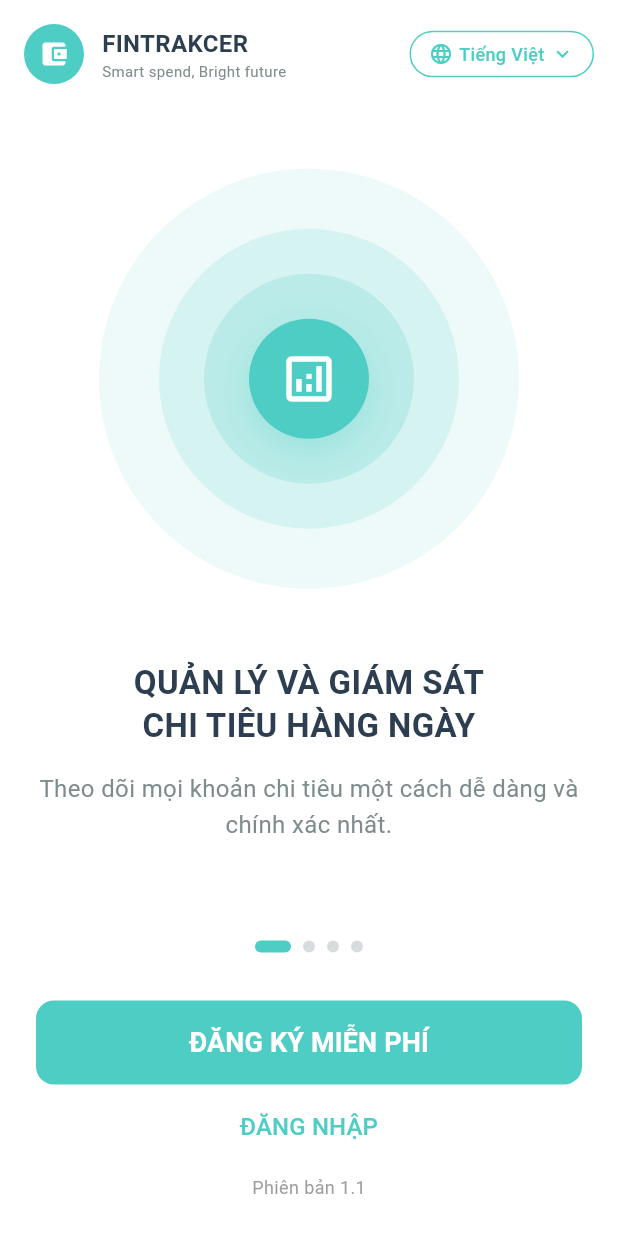
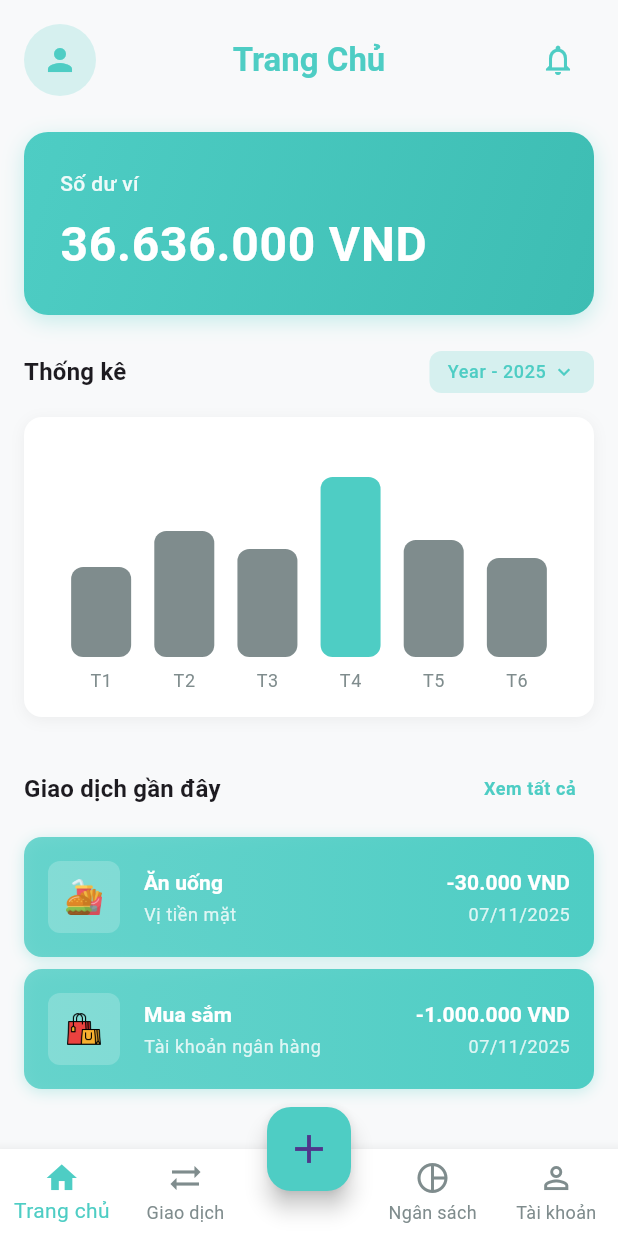
Before and after one commit to khanhhtapcode/FinTrack-App, a Flutter app: the screen it shows after launch, on a phone screen of 412 x 824 dp. Run offline on Flutter 3.47's test engine with Material 3 defaults, Android fonts, the phone set to English and light mode, and no system bars.

Commit message:
them home-screen

```diff
--- a/lib/config/constants.dart
+++ b/lib/config/constants.dart
@@ -1,14 +1,37 @@
 class AppConstants {
-  // App Info
+  // App Info (GIỮ NGUYÊN)
   static const String appName = 'Money Flow';
   static const String appSlogan = 'Smart spend, Bright future';
 
-  // Spacing
+  // Spacing (GIỮ NGUYÊN)
   static const double paddingSmall = 8.0;
   static const double paddingMedium = 16.0;
   static const double paddingLarge = 24.0;
 
-  // Animation durations
+  // Animation durations (GIỮ NGUYÊN)
   static const Duration splashDuration = Duration(seconds: 3);
   static const Duration animationDuration = Duration(milliseconds: 1500);
+
+  // ===== THÊM MỚI - Không ảnh hưởng code cũ =====
+
+  // Thêm spacing cho các màn hình mới
+  static const double paddingTiny = 4.0;
+  static const double paddingXLarge = 32.0;
+
+  // Border Radius cho Home, Transaction screens
+  static const double radiusSmall = 8.0;
+  static const double radiusMedium = 12.0;
+  static const double radiusLarge = 16.0;
+
+  // Icon Sizes
+  static const double iconSmall = 20.0;
+  static const double iconMedium = 24.0;
+  static const double iconLarge = 32.0;
+
+  // Animation ngắn cho button press, dialog
+  static const Duration shortAnimation = Duration(milliseconds: 300);
+
+  // Currency formatting
+  static const String currencySymbol = 'VND';
+  static const String dateFormat = 'dd/MM/yyyy';
 }
--- a/lib/main.dart
+++ b/lib/main.dart
@@ -1,3 +1,4 @@
+import 'package:expense_tracker_app/screens/home/home_screen.dart';
 import 'package:flutter/material.dart';
 import 'config/theme.dart';
 import 'screens/splash/splash_screen.dart';
@@ -14,7 +15,7 @@ class MyApp extends StatelessWidget {
     return MaterialApp(
       title: 'Money Flow',
       theme: AppTheme.lightTheme,
-      home: SplashScreen(), // Bắt đầu từ splash
+      home: HomeScreen(), // Bắt đầu từ splash
       debugShowCheckedModeBanner: false,
     );
   }
--- /dev/null
+++ b/lib/screens/home/home_screen.dart
@@ -0,0 +1,261 @@
+import 'package:expense_tracker_app/widgets/balance_card_widget.dart';
+import 'package:expense_tracker_app/widgets/chart_widget.dart';
+import 'package:expense_tracker_app/widgets/recent_transactions_widget.dart';
+import 'package:flutter/material.dart';
+import '../../config/constants.dart';
+import '../../config/theme.dart';
+
+class HomeScreen extends StatefulWidget {
+  const HomeScreen({super.key});
+
+  @override
+  State<HomeScreen> createState() => _HomeScreenState();
+}
+
+class _HomeScreenState extends State<HomeScreen> {
+  int _selectedIndex = 0;
+  int _selectedYear = DateTime.now().year; // ✅ Thêm state cho year
+
+  // YearPicker
+  Future<void> _showYearPicker(BuildContext context) async {
+    await showDialog(
+      context: context,
+      builder: (BuildContext context) {
+        return AlertDialog(
+          title: const Text('Chọn năm'),
+          contentPadding: const EdgeInsets.all(0),
+          content: SizedBox(
+            width: 300,
+            height: 300,
+            child: YearPicker(
+              firstDate: DateTime(2000),
+              lastDate: DateTime(2100),
+              selectedDate: DateTime(_selectedYear),
+              onChanged: (DateTime dateTime) {
+                setState(() {
+                  _selectedYear = dateTime.year;
+                });
+                Navigator.pop(context); // Đóng dialog sau khi chọn
+              },
+            ),
+          ),
+        );
+      },
+    );
+  }
+
+  // Sample data
+  final double totalBalance = 36636000;
+  final List<Map<String, dynamic>> recentTransactions = [
+    {
+      'title': 'Ăn uống',
+      'subtitle': 'Vị tiền mặt',
+      'amount': -30000,
+      'date': '07/11/2025',
+      'iconPath': ('assets/icons/food.png'),
+      'color': Colors.orange,
+    },
+    {
+      'title': 'Mua sắm',
+      'subtitle': 'Tài khoản ngân hàng',
+      'amount': -1000000,
+      'date': '07/11/2025',
+      'iconPath': ('assets/icons/shopping.png'),
+      'color': Colors.pink,
+    },
+  ];
+
+  void _onItemTapped(int index) {
+    setState(() {
+      _selectedIndex = index;
+    });
+
+    // Navigation logic - implement later
+    // switch (index) {
+    //   case 0: // Home
+    //     break;
+    //   case 1: // Transactions
+    //     break;
+    //   case 2: // Add (middle button)
+    //     break;
+    //   case 3: // Reports
+    //     break;
+    //   case 4: // Account
+    //     break;
+    // }
+  }
+
+  @override
+  Widget build(BuildContext context) {
+    return Scaffold(
+      backgroundColor: AppTheme.backgroundColor,
+      body: SafeArea(
+        child: SingleChildScrollView(
+          child: Padding(
+            padding: EdgeInsets.all(AppConstants.paddingMedium),
+            child: Column(
+              crossAxisAlignment: CrossAxisAlignment.start,
+              children: [
+                // Header with avatar, name, notification
+                _buildHeader(),
+
+                SizedBox(height: AppConstants.paddingLarge),
+
+                // Balance Card
+                BalanceCardWidget(balance: totalBalance),
+
+                SizedBox(height: AppConstants.paddingLarge),
+
+                // Chart Section
+                _buildChartSection(),
+
+                SizedBox(height: AppConstants.paddingLarge),
+
+                // Recent Transactions
+                RecentTransactionsWidget(transactions: recentTransactions),
+              ],
+            ),
+          ),
+        ),
+      ),
+
+      // Bottom Navigation Bar
+      bottomNavigationBar: _buildBottomNavBar(),
+
+      // Floating Action Button (Add button)
+      floatingActionButton: FloatingActionButton(
+        onPressed: () {
+          // Navigate to Add Transaction screen
+        },
+        backgroundColor: AppTheme.primaryTeal,
+        child: const Icon(Icons.add, size: 32),
+      ),
+      floatingActionButtonLocation: FloatingActionButtonLocation.centerDocked,
+    );
+  }
+
+  Widget _buildHeader() {
+    return Row(
+      mainAxisAlignment: MainAxisAlignment.spaceBetween,
+      children: [
+        // Avatar
+        CircleAvatar(
+          radius: 24,
+          backgroundColor: AppTheme.primaryTeal.withOpacity(0.2),
+          child: const Icon(Icons.person, color: AppTheme.primaryTeal),
+        ),
+
+        // Name
+        Text(
+          'Trang Chủ',
+          style: Theme.of(context).textTheme.titleLarge?.copyWith(
+            color: AppTheme.primaryTeal,
+            fontWeight: FontWeight.w600,
+          ),
+        ),
+
+        // Notification Icon
+        IconButton(
+          icon: const Icon(Icons.notifications_outlined),
+          color: AppTheme.primaryTeal,
+          onPressed: () {
+            // Open notifications
+          },
+        ),
+      ],
+    );
+  }
+
+  Widget _buildChartSection() {
+    return Column(
+      crossAxisAlignment: CrossAxisAlignment.start,
+      children: [
+        Row(
+          mainAxisAlignment: MainAxisAlignment.spaceBetween,
+          children: [
+            Text(
+              'Thống kê',
+              style: Theme.of(
+                context,
+              ).textTheme.titleMedium?.copyWith(fontWeight: FontWeight.bold),
+            ),
+
+            // ✅ Year filter button - Clickable
+            InkWell(
+              onTap: () => _showYearPicker(context), // Call year picker
+              borderRadius: BorderRadius.circular(AppConstants.radiusSmall),
+              child: Container(
+                padding: const EdgeInsets.symmetric(
+                  horizontal: 12,
+                  vertical: 6,
+                ),
+                decoration: BoxDecoration(
+                  color: AppTheme.primaryTeal.withOpacity(0.2),
+                  borderRadius: BorderRadius.circular(AppConstants.radiusSmall),
+                ),
+                child: Row(
+                  children: [
+                    Text(
+                      'Year - $_selectedYear', // ✅ Hiển thị năm được chọn
+                      style: Theme.of(context).textTheme.bodySmall?.copyWith(
+                        color: AppTheme.primaryTeal,
+                        fontWeight: FontWeight.w500,
+                      ),
+                    ),
+                    const SizedBox(width: 4),
+                    const Icon(
+                      Icons.keyboard_arrow_down,
+                      size: 16,
+                      color: AppTheme.primaryTeal,
+                    ),
+                  ],
+                ),
+              ),
+            ),
+          ],
+        ),
+
+        SizedBox(height: AppConstants.paddingMedium),
+
+        // Chart Widget
+        const ChartWidget(),
+      ],
+    );
+  }
+
+  Widget _buildBottomNavBar() {
+    return BottomNavigationBar(
+      currentIndex: _selectedIndex,
+      onTap: _onItemTapped,
+      type: BottomNavigationBarType.fixed,
+      backgroundColor: AppTheme.cardColor,
+      selectedItemColor: AppTheme.primaryTeal,
+      unselectedItemColor: AppTheme.textSecondary,
+      showSelectedLabels: true,
+      showUnselectedLabels: true,
+      elevation: 8,
+      items: const [
+        BottomNavigationBarItem(
+          icon: Icon(Icons.home_outlined),
+          activeIcon: Icon(Icons.home),
+          label: 'Trang chủ',
+        ),
+        BottomNavigationBarItem(icon: Icon(Icons.sync_alt), label: 'Giao dịch'),
+        BottomNavigationBarItem(
+          icon: SizedBox.shrink(), // Placeholder for FAB
+          label: '',
+        ),
+        BottomNavigationBarItem(
+          icon: Icon(Icons.pie_chart_outline),
+          activeIcon: Icon(Icons.pie_chart),
+          label: 'Ngân sách',
+        ),
+        BottomNavigationBarItem(
+          icon: Icon(Icons.person_outline),
+          activeIcon: Icon(Icons.person),
+          label: 'Tài khoản',
+        ),
+      ],
+    );
+  }
+}
--- /dev/null
+++ b/lib/widgets/balance_card_widget.dart
@@ -0,0 +1,60 @@
+import 'package:flutter/material.dart';
+import 'package:intl/intl.dart';
+import '../../../config/constants.dart';
+import '../../../config/theme.dart';
+
+class BalanceCardWidget extends StatelessWidget {
+  final double balance;
+
+  const BalanceCardWidget({super.key, required this.balance});
+
+  String _formatCurrency(double amount) {
+    final formatter = NumberFormat('#,##0', 'vi_VN');
+    return '${formatter.format(amount)} ${AppConstants.currencySymbol}';
+  }
+
+  @override
+  Widget build(BuildContext context) {
+    return Container(
+      width: double.infinity,
+      padding: EdgeInsets.all(AppConstants.paddingLarge),
+      decoration: BoxDecoration(
+        gradient: const LinearGradient(
+          colors: [AppTheme.primaryTeal, Color(0xFF3DBDB3)],
+          begin: Alignment.topLeft,
+          end: Alignment.bottomRight,
+        ),
+        borderRadius: BorderRadius.circular(AppConstants.radiusLarge),
+        boxShadow: [
+          BoxShadow(
+            color: AppTheme.primaryTeal.withOpacity(0.3),
+            blurRadius: 12,
+            offset: const Offset(0, 4),
+          ),
+        ],
+      ),
+      child: Column(
+        crossAxisAlignment: CrossAxisAlignment.start,
+        children: [
+          Text(
+            'Số dư ví',
+            style: Theme.of(context).textTheme.bodyMedium?.copyWith(
+              color: Colors.white.withOpacity(0.9),
+              fontWeight: FontWeight.w500,
+            ),
+          ),
+          SizedBox(height: AppConstants.paddingSmall),
+          Text(
+            _formatCurrency(balance),
+            style: const TextStyle(
+              fontSize: 32,
+              fontWeight: FontWeight.bold,
+              color: Colors.white,
+              letterSpacing: 0.5,
+            ),
+          ),
+        ],
+      ),
+    );
+  }
+}
--- /dev/null
+++ b/lib/widgets/chart_widget.dart
@@ -0,0 +1,62 @@
+import 'package:flutter/material.dart';
+import '../../../config/theme.dart';
+
+class ChartWidget extends StatelessWidget {
+  const ChartWidget({super.key});
+
+  @override
+  Widget build(BuildContext context) {
+    // Sample data for 6 days
+    final List<double> data = [50, 70, 60, 100, 65, 55];
+    final double maxValue = data.reduce((a, b) => a > b ? a : b);
+
+    return Container(
+      height: 200,
+      padding: const EdgeInsets.all(16),
+      decoration: BoxDecoration(
+        color: AppTheme.cardColor,
+        borderRadius: BorderRadius.circular(12),
+        boxShadow: [
+          BoxShadow(
+            color: Colors.black.withOpacity(0.05),
+            blurRadius: 8,
+            offset: const Offset(0, 2),
+          ),
+        ],
+      ),
+      child: Row(
+        mainAxisAlignment: MainAxisAlignment.spaceEvenly,
+        crossAxisAlignment: CrossAxisAlignment.end,
+        children: List.generate(6, (index) {
+          final barHeight = (data[index] / maxValue) * 120;
+          final isHighlighted = index == 3; // T4 is highlighted
+
+          return Column(
+            mainAxisAlignment: MainAxisAlignment.end,
+            children: [
+              // Bar
+              Container(
+                width: 40,
+                height: barHeight,
+                decoration: BoxDecoration(
+                  color: isHighlighted
+                      ? AppTheme.primaryTeal
+                      : AppTheme.textSecondary,
+                  borderRadius: BorderRadius.circular(8),
+                ),
+              ),
+              const SizedBox(height: 8),
+              // Day label
+              Text(
+                'T${index + 1}',
+                style: Theme.of(
+                  context,
+                ).textTheme.bodySmall?.copyWith(color: AppTheme.textSecondary),
+              ),
+            ],
+          );
+        }),
+      ),
+    );
+  }
+}
--- /dev/null
+++ b/lib/widgets/recent_transactions_widget.dart
@@ -0,0 +1,150 @@
+import 'package:flutter/material.dart';
+import 'package:intl/intl.dart';
+import '../../../config/constants.dart';
+import '../../../config/theme.dart';
+
+class RecentTransactionsWidget extends StatelessWidget {
+  final List<Map<String, dynamic>> transactions;
+
+  const RecentTransactionsWidget({super.key, required this.transactions});
+
+  String _formatCurrency(double amount) {
+    final formatter = NumberFormat('#,##0', 'vi_VN');
+    final sign = amount > 0 ? '+' : '';
+    return '$sign${formatter.format(amount)} ${AppConstants.currencySymbol}';
+  }
+
+  @override
+  Widget build(BuildContext context) {
+    return Column(
+      crossAxisAlignment: CrossAxisAlignment.start,
+      children: [
+        Row(
+          mainAxisAlignment: MainAxisAlignment.spaceBetween,
+          children: [
+            Text(
+              'Giao dịch gần đây',
+              style: Theme.of(
+                context,
+              ).textTheme.titleMedium?.copyWith(fontWeight: FontWeight.bold),
+            ),
+            TextButton(
+              onPressed: () {
+                // Navigate to all transactions
+              },
+              child: Text(
+                'Xem tất cả',
+                style: Theme.of(context).textTheme.bodySmall?.copyWith(
+                  color: AppTheme.primaryTeal,
+                  fontWeight: FontWeight.w600,
+                ),
+              ),
+            ),
+          ],
+        ),
+
+        SizedBox(height: AppConstants.paddingSmall),
+
+        // Transaction List
+        ListView.builder(
+          shrinkWrap: true,
+          physics: const NeverScrollableScrollPhysics(),
+          itemCount: transactions.length,
+          itemBuilder: (context, index) {
+            final transaction = transactions[index];
+            return _buildTransactionItem(context, transaction);
+          },
+        ),
+      ],
+    );
+  }
+
+  Widget _buildTransactionItem(
+    BuildContext context,
+    Map<String, dynamic> transaction,
+  ) {
+    final amount = transaction['amount'].toDouble();
+    final isIncome = amount > 0;
+
+    return Container(
+      margin: EdgeInsets.only(bottom: AppConstants.paddingSmall),
+      padding: EdgeInsets.all(AppConstants.paddingMedium),
+      decoration: BoxDecoration(
+        gradient: LinearGradient(
+          colors: [AppTheme.primaryTeal.withOpacity(0.8), AppTheme.primaryTeal],
+        ),
+        borderRadius: BorderRadius.circular(AppConstants.radiusMedium),
+        boxShadow: [
+          BoxShadow(
+            color: AppTheme.primaryTeal.withOpacity(0.3),
+            blurRadius: 8,
+            offset: const Offset(0, 2),
+          ),
+        ],
+      ),
+      child: Row(
+        children: [
+          // Icon
+          Container(
+            padding: const EdgeInsets.all(12),
+            decoration: BoxDecoration(
+              color: Colors.white.withOpacity(0.2),
+              borderRadius: BorderRadius.circular(AppConstants.radiusSmall),
+            ),
+            child: Image.asset(
+              transaction['iconPath'] as String,
+              width: AppConstants.iconMedium,
+              height: AppConstants.iconMedium,
+            ),
+          ),
+
+          SizedBox(width: AppConstants.paddingMedium),
+
+          // Title & Subtitle
+          Expanded(
+            child: Column(
+              crossAxisAlignment: CrossAxisAlignment.start,
+              children: [
+                Text(
+                  transaction['title'] as String,
+                  style: Theme.of(context).textTheme.titleSmall?.copyWith(
+                    color: Colors.white,
+                    fontWeight: FontWeight.w600,
+                  ),
+                ),
+                const SizedBox(height: 4),
+                Text(
+                  transaction['subtitle'] as String,
+                  style: Theme.of(context).textTheme.bodySmall?.copyWith(
+                    color: Colors.white.withOpacity(0.8),
+                  ),
+                ),
+              ],
+            ),
+          ),
+
+          // Amount & Date
+          Column(
+            crossAxisAlignment: CrossAxisAlignment.end,
+            children: [
+              Text(
+                _formatCurrency(amount),
+                style: Theme.of(context).textTheme.titleSmall?.copyWith(
+                  color: Colors.white,
+                  fontWeight: FontWeight.bold,
+                ),
+              ),
+              const SizedBox(height: 4),
+              Text(
+                transaction['date'] as String,
+                style: Theme.of(context).textTheme.bodySmall?.copyWith(
+                  color: Colors.white.withOpacity(0.8),
+                ),
+              ),
+            ],
+          ),
+        ],
+      ),
+    );
+  }
+}
```
Also changed, not shown: pubspec.yaml (+5 -8 lines), assets/icons/food.png (added), assets/icons/shopping.png (added), pubspec.lock.
